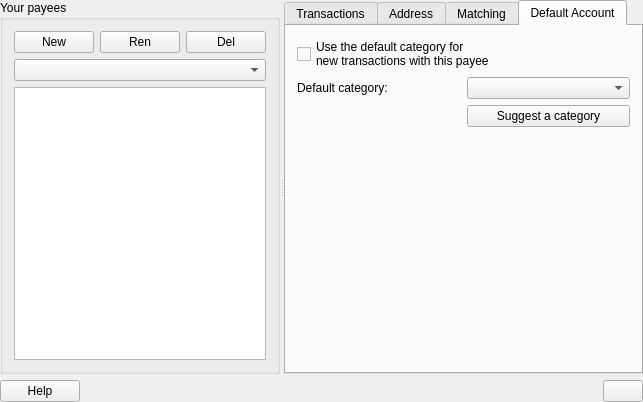
The window that kmymoney/views/kpayeesviewdecl.ui (KDE/kmymoney) describes before a commit, drawn with Qt 5.
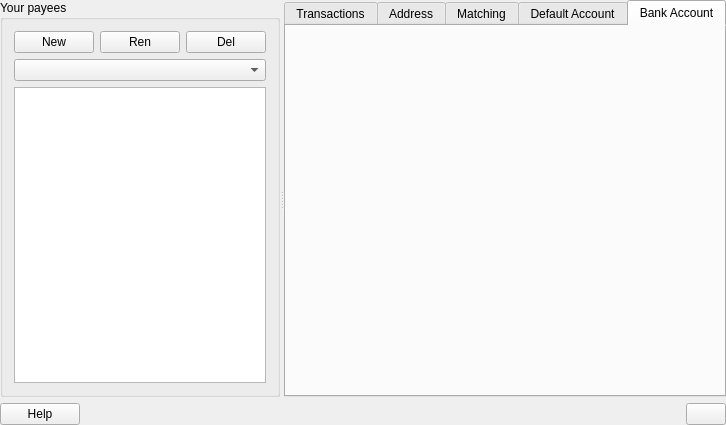
The same window after the commit. The open tabs and pages were chosen to show the change. Custom widgets are drawn as their Qt base class.

Commit message:
Draft for payee's bank account UI
Adds an UI to add bank account information to a payee. Still work in
progress as the data is not stored.

Patch by Stephan Szodrow <stephan@szodrow.de>.

Patch:
```diff
--- a/kmymoney/views/kpayeesviewdecl.ui
+++ b/kmymoney/views/kpayeesviewdecl.ui
@@ -6,8 +6,8 @@
    <rect>
     <x>0</x>
     <y>0</y>
-    <width>643</width>
-    <height>402</height>
+    <width>726</width>
+    <height>425</height>
    </rect>
   </property>
   <layout class="QVBoxLayout" name="verticalLayout_3">
@@ -485,6 +485,23 @@
           </item>
          </layout>
         </widget>
+        <widget class="QWidget" name="tab_bankaccount">
+         <attribute name="title">
+          <string>Bank Account</string>
+         </attribute>
+         <layout class="QVBoxLayout" name="verticalLayout_4">
+          <item>
+           <widget class="KBankAccountsView" name="widget" native="true">
+            <property name="sizePolicy">
+             <sizepolicy hsizetype="Expanding" vsizetype="Expanding">
+              <horstretch>0</horstretch>
+              <verstretch>0</verstretch>
+             </sizepolicy>
+            </property>
+           </widget>
+          </item>
+         </layout>
+        </widget>
        </widget>
       </widget>
      </item>
@@ -586,6 +603,12 @@
    <extends>QTableWidget</extends>
    <header>register.h</header>
   </customwidget>
+  <customwidget>
+   <class>KBankAccountsView</class>
+   <extends>QWidget</extends>
+   <header location="global">kbankaccountsview.h</header>
+   <container>1</container>
+  </customwidget>
  </customwidgets>
  <includes>
   <include location="local">../widgets/kmymoneyaccountcombo.h</include>
```
Left out of the diff: 8 changed lines with no effect on the pictures. The commit also changes 8 other files.
